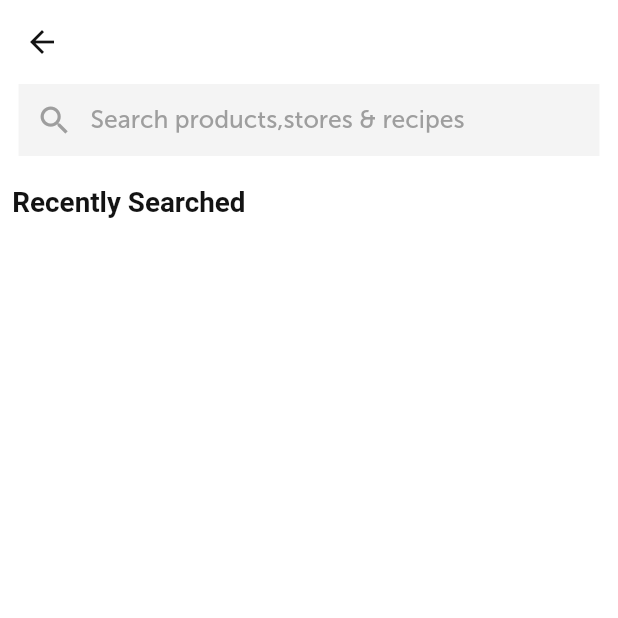
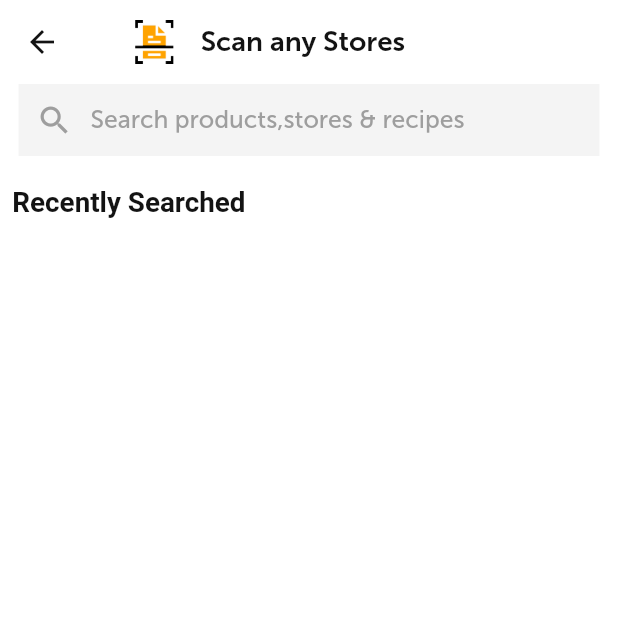
Before and after one commit to Manav5606/rpt, a Flutter app: the SearchRecipeScreen screen opened by its route, on a phone screen of 412 x 824 dp, the top half of it. Run offline on Flutter 3.47's test engine with Material 2 defaults, Android fonts, the phone set to English and light mode, and no system bars; our stand-ins replace awesome_dialog, badges, bubble, buttons_tabbar, cached_network_image, camera and 43 more; missing offline and left inert: dart:ffi, flutter_share_me, google_place, razorpay_flutter, stream_chat, stream_chat_flutter; accounts and stored records are empty; network calls fail; Roboto replaces fonts that are missing (MuseoSans-700.otf).

Commit message:
Bug fixes

```diff
--- a/lib/app/ui/pages/chat/freshchat_controller.dart
+++ b/lib/app/ui/pages/chat/freshchat_controller.dart
@@ -49,8 +49,8 @@ class freshChatController extends GetxController {
     if (restoreId != null) {
       Clipboard.setData(new ClipboardData(text: restoreId));
     }
-    scaffoldKey!.currentState!.showSnackBar(
-        new SnackBar(content: new Text("Restore ID copied: $restoreId")));
+    // scaffoldKey!.currentState!.showSnackBar(
+    //     new SnackBar(content: new Text("Restore ID copied: $restoreId")));
   }
 
   void initState() {
--- a/lib/screens/scanReceipt/search_recipt_screen.dart
+++ b/lib/screens/scanReceipt/search_recipt_screen.dart
@@ -1,3 +1,4 @@
+import 'package:customer_app/screens/history/history_screen.dart';
 import 'package:flutter/material.dart';
 import 'package:customer_app/app/constants/responsive.dart';
 import 'package:customer_app/constants/app_const.dart';
@@ -15,15 +16,41 @@ class SearchRecipeScreen extends StatelessWidget {
   Widget build(BuildContext context) {
     return Scaffold(
       appBar: AppBar(
-        elevation: 0,
-        title: Text(
-          '',
-          style: TextStyle(
-              fontSize: 16.sp,
-              fontWeight: FontWeight.bold,
-              color: AppConst.black),
-        ),
-      ),
+          elevation: 0,
+          title: Row(
+            children: [
+              SizedBox(
+                width: 4.w,
+              ),
+              SizedBox(
+                height: 3.5.h,
+                child: Image(
+                  image: AssetImage(
+                    'assets/images/Scan.png',
+                  ),
+                ),
+              ),
+              SizedBox(
+                width: 4.w,
+              ),
+              Text("Scan any Stores",
+                  style: TextStyle(
+                    fontFamily: 'MuseoSans',
+                    color: AppConst.black,
+                    fontSize: SizeUtils.horizontalBlockSize * 4.5,
+                    fontWeight: FontWeight.w700,
+                    fontStyle: FontStyle.normal,
+                  )),
+            ],
+          )
+          // Text(
+          //   '',
+          //   style: TextStyle(
+          //       fontSize: 16.sp,
+          //       fontWeight: FontWeight.bold,
+          //       color: AppConst.black),
+          // ),
+          ),
       body: Obx(
         () => Padding(
           padding: EdgeInsets.symmetric(horizontal: 2.w),
@@ -113,11 +140,17 @@ class SearchRecipeScreen extends StatelessWidget {
                     ? _paymentController.searchText.value != null &&
                             _paymentController.searchText.value != ""
                         ? Center(
-                            child: Text(
-                              'No Results found !',
-                              style: AppStyles.STORE_NAME_STYLE,
-                            ),
-                          )
+                            child: EmptyHistoryPage(
+                                icon: Icons.shopping_cart,
+                                text1: "Nothing Here !",
+                                text2: "",
+                                text3: "")
+
+                            // Text(
+                            //   'No Results found !',
+                            //   style: AppStyles.STORE_NAME_STYLE,
+                            // ),
+                            )
                         : Text(
                             'Recently Searched',
                             style: AppStyles.STORE_NAME_STYLE,
--- a/lib/widgets/searchList.dart
+++ b/lib/widgets/searchList.dart
@@ -46,6 +46,9 @@ class _SearchListState extends State<SearchList> {
       () {
         NearMePageData? data =
             _exploreController.getNearMePageDataModel.value?.data;
+
+        int totalProducts =
+            (data?.products?.length ?? 0) + (data?.inventories?.length ?? 0);
         return (((data?.products?.isEmpty ?? true) &&
                 (data?.stores?.isEmpty ?? true)))
             ? Center(
@@ -76,8 +79,7 @@ class _SearchListState extends State<SearchList> {
                           ),
                           Padding(
                             padding: const EdgeInsets.all(8.0),
-                            child: Text(
-                                'Products  (${data?.products?.length ?? 0})',
+                            child: Text('Products  (${totalProducts})',
                                 style: TextStyle(
                                   fontFamily: 'MuseoSans',
                                   color: AppConst.black,
```
Also changed, not shown: lib/app/ui/pages/my_wallet/wallet_details_screen.dart (+14 -8 lines), lib/app/ui/pages/search/explorescreen.dart (+18 -11 lines), lib/screens/addcart/cartReviewScreen.dart (+7 -6 lines), lib/screens/home/home_screen.dart (+7 -3 lines), lib/screens/wallet/payview.dart (+14 -13 lines).
